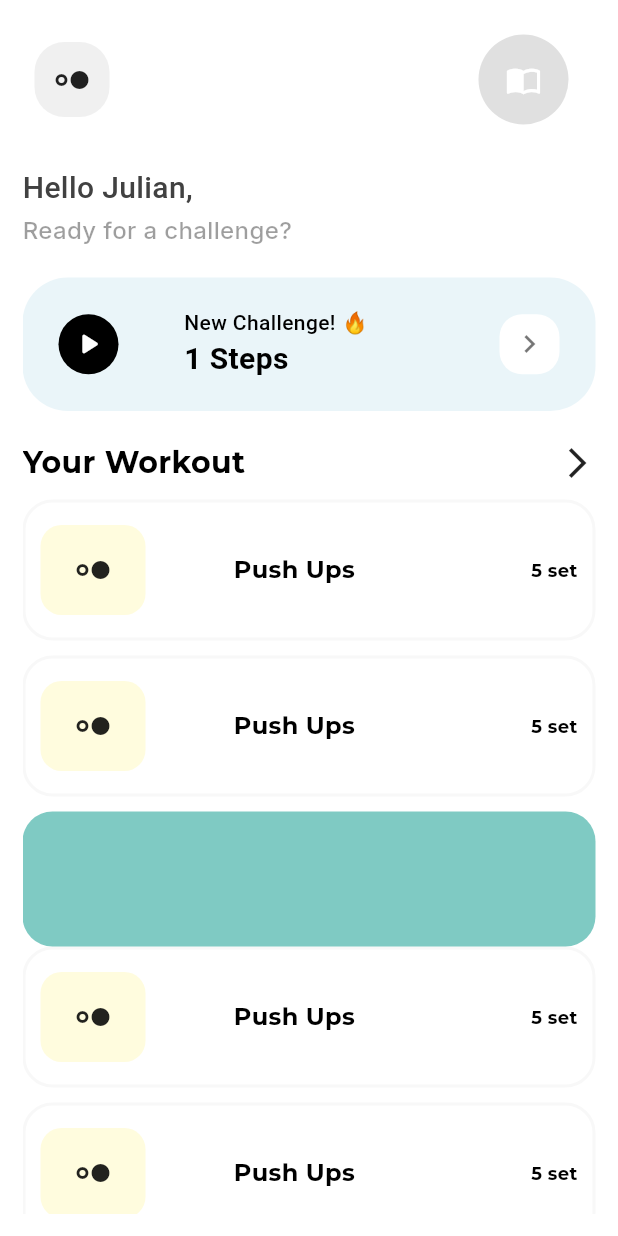
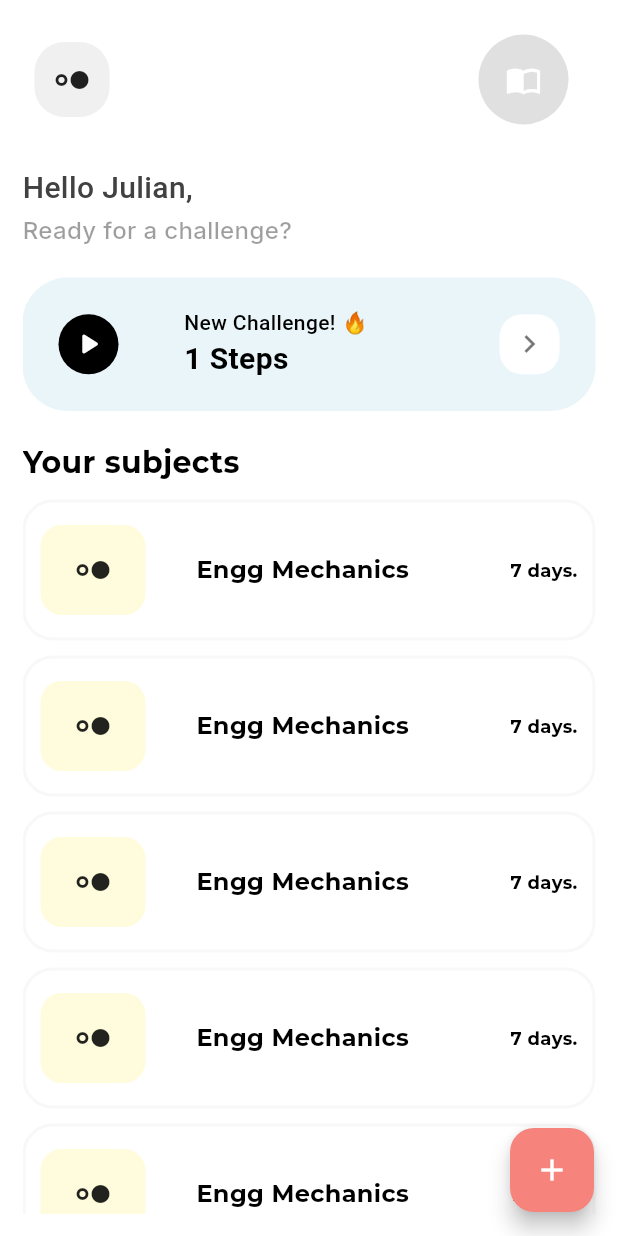
Before and after one commit to abhijithms1213/ReviewRush, a Flutter app: the ScreenHome screen opened directly, on a phone screen of 412 x 824 dp. Run offline on Flutter 3.47's test engine with Material 3 defaults, Android fonts, the phone set to English and light mode, and no system bars; our stand-ins replace google_fonts; Roboto replaces fonts that are missing (Montserrat Alternates).

Commit message:
updated uis

```diff
--- a/reviewrush/lib/features/chat_ui/presentation/widgets/chat_ui_widget.dart
+++ b/reviewrush/lib/features/chat_ui/presentation/widgets/chat_ui_widget.dart
@@ -62,7 +62,7 @@ class _MessageBubbleState extends State<MessageBubble> {
                         ),
                       )
                     : Text(
-                        'Tap to see your message',
+                        'Tap to see your message >',
                         style: GoogleFonts.openSans(
                             color: Colors.black,
                             fontSize: 14,
--- a/reviewrush/lib/features/home/presentation/screens/home_screen.dart
+++ b/reviewrush/lib/features/home/presentation/screens/home_screen.dart
@@ -2,7 +2,10 @@ import 'package:flutter/material.dart';
 import 'package:reviewrush/core/constants/color.dart';
 import 'package:reviewrush/core/constants/fonts.dart';
 import 'package:reviewrush/core/constants/spacing.dart';
+import 'package:reviewrush/features/home/presentation/screens/subject_list_screen.dart';
+import 'package:reviewrush/features/home/presentation/screens/task_creation_ui.dart';
 import 'package:reviewrush/features/home/presentation/widgets/challenge_tile.dart';
+import 'package:reviewrush/features/home/presentation/widgets/tile_ofsub_tiles.dart';
 
 class ScreenHome extends StatelessWidget {
   const ScreenHome({super.key});
@@ -61,14 +64,14 @@ class ScreenHome extends StatelessWidget {
               ),
               khbox20,
               Row(
-                mainAxisAlignment: MainAxisAlignment.spaceBetween,
+                mainAxisAlignment: MainAxisAlignment.start,
                 children: [
-                  Text("Your Workout",
+                  Text("Your subjects",
                       style: fontmontserratTextStyle(
                           fontSize: 20,
                           color: Colors.black,
                           fontWeight: FontWeight.bold)),
-                  const Icon(Icons.arrow_forward_ios_sharp),
+                  // const Icon(Icons.arrow_forward_ios_sharp),
                 ],
               ),
               khbox10,
@@ -77,24 +80,34 @@ class ScreenHome extends StatelessWidget {
                 // add space between tiles
                 shrinkWrap: true,
                 itemBuilder: (context, index) {
-                  if (index == 2) {
-                    return Column(
-                      children: [
-                        Container(
-                          decoration: BoxDecoration(
-                              color: Colors.teal.withOpacity(.5),
-                              borderRadius:
-                                  const BorderRadius.all(Radius.circular(20))),
-                          height: 90,
-                        ),
-                        const SubjectsTiles(),
-                        khbox10,
-                      ],
-                    );
-                  }
-                  return const Column(
+                  // if (index == 2) {
+                  //   return Column(
+                  //     children: [
+                  //       Container(
+                  //         decoration: BoxDecoration(
+                  //             color: Colors.teal.withOpacity(.5),
+                  //             borderRadius:
+                  //                 const BorderRadius.all(Radius.circular(20))),
+                  //         height: 90,
+                  //       ),
+                  //       const SubjectsTiles(),
+                  //       khbox10,
+                  //     ],
+                  //   );
+                  // }
+                  return Column(
                     children: [
-                      SubjectsTiles(),
+                      GestureDetector(
+                        onTap: () {
+                          Navigator.push(
+                            context,
+                            MaterialPageRoute(
+                              builder: (context) => const ScreenSubjectBased(),
+                            ),
+                          );
+                        },
+                        child: const SubjectsTiles(),
+                      ),
                       khbox10,
                     ],
                   );
@@ -105,53 +118,18 @@ class ScreenHome extends StatelessWidget {
           ),
         ),
       ),
-    );
-  }
-}
-
-class SubjectsTiles extends StatelessWidget {
-  const SubjectsTiles({
-    super.key,
-  });
-
-  @override
-  Widget build(BuildContext context) {
-    return Container(
-      width: double.infinity,
-      padding: const EdgeInsets.symmetric(horizontal: 10, vertical: 15),
-      decoration: BoxDecoration(
-        border: Border.all(color: const Color.fromARGB(7, 0, 0, 0), width: 2),
-        borderRadius: BorderRadius.circular(20),
-      ),
-      child: Row(
-        mainAxisAlignment: MainAxisAlignment.spaceBetween,
-        children: [
-          Container(
-            width: 70,
-            height: 60,
-            decoration: const BoxDecoration(
-                color: Color.fromARGB(43, 255, 235, 59),
-                borderRadius: BorderRadius.all(Radius.circular(14))),
-            child: const Center(
-              child: Icon(
-                Icons.hdr_strong,
-                color: Colors.black87,
-              ),
+      floatingActionButton: FloatingActionButton(
+        backgroundColor: const Color.fromARGB(255, 247, 132, 124),
+        onPressed: () {
+          Navigator.of(context).push(
+            MaterialPageRoute(
+              builder: (context) => const ScreenTaskCreation(),
             ),
-          ),
-          // kwbox20,
-          Text(
-            "Push Ups",
-            style: fontmontserratTextStyle(
-                fontSize: 16, color: Colors.black, fontWeight: FontWeight.bold),
-          ),
-          const SizedBox(),
-          Text(
-            "5 set",
-            style: fontmontserratTextStyle(
-                fontSize: 12, color: Colors.black, fontWeight: FontWeight.bold),
-          ),
-        ],
+          );
+        },
+        child: const Icon(
+          Icons.add,
+        ),
       ),
     );
   }
--- a/reviewrush/lib/features/home/presentation/widgets/tile_of_date_based.dart
+++ b/reviewrush/lib/features/home/presentation/widgets/tile_of_date_based.dart
@@ -51,7 +51,7 @@ class WidgetSubByDatesTiles extends StatelessWidget {
         trailing: Text(
           daysPassedCount,
           style: const TextStyle(
-            fontSize: 14,
+            fontSize: 12,
             color: Color.fromARGB(255, 130, 11, 3),
           ),
         ),
--- /dev/null
+++ b/reviewrush/lib/features/home/presentation/widgets/tile_ofsub_tiles.dart
@@ -0,0 +1,50 @@
+import 'package:flutter/material.dart';
+import 'package:reviewrush/core/constants/fonts.dart';
+
+class SubjectsTiles extends StatelessWidget {
+  const SubjectsTiles({
+    super.key,
+  });
+
+  @override
+  Widget build(BuildContext context) {
+    return Container(
+      width: double.infinity,
+      padding: const EdgeInsets.symmetric(horizontal: 10, vertical: 15),
+      decoration: BoxDecoration(
+        border: Border.all(color: const Color.fromARGB(7, 0, 0, 0), width: 2),
+        borderRadius: BorderRadius.circular(20),
+      ),
+      child: Row(
+        mainAxisAlignment: MainAxisAlignment.spaceBetween,
+        children: [
+          Container(
+            width: 70,
+            height: 60,
+            decoration: const BoxDecoration(
+                color: Color.fromARGB(43, 255, 235, 59),
+                borderRadius: BorderRadius.all(Radius.circular(14))),
+            child: const Center(
+              child: Icon(
+                Icons.hdr_strong,
+                color: Colors.black87,
+              ),
+            ),
+          ),
+          // kwbox20,
+          Text(
+            "Engg Mechanics",
+            style: fontmontserratTextStyle(
+                fontSize: 16, color: Colors.black, fontWeight: FontWeight.bold),
+          ),
+          const SizedBox(),
+          Text(
+            "7 days.",
+            style: fontmontserratTextStyle(
+                fontSize: 12, color: Colors.black, fontWeight: FontWeight.bold),
+          ),
+        ],
+      ),
+    );
+  }
+}
--- a/reviewrush/lib/main.dart
+++ b/reviewrush/lib/main.dart
@@ -24,7 +24,7 @@ class MyApp extends StatelessWidget {
           surface: Colors.white,
         ),
       ),
-      home:  ScreenSettings(),
+      home: const ScreenHome(),
     );
   }
 }
```
Also changed, not shown: reviewrush/lib/features/home/presentation/screens/subject_list_screen.dart (+28 -4 lines), reviewrush/lib/features/home/presentation/screens/task_creation_ui.dart (+8 -3 lines).
